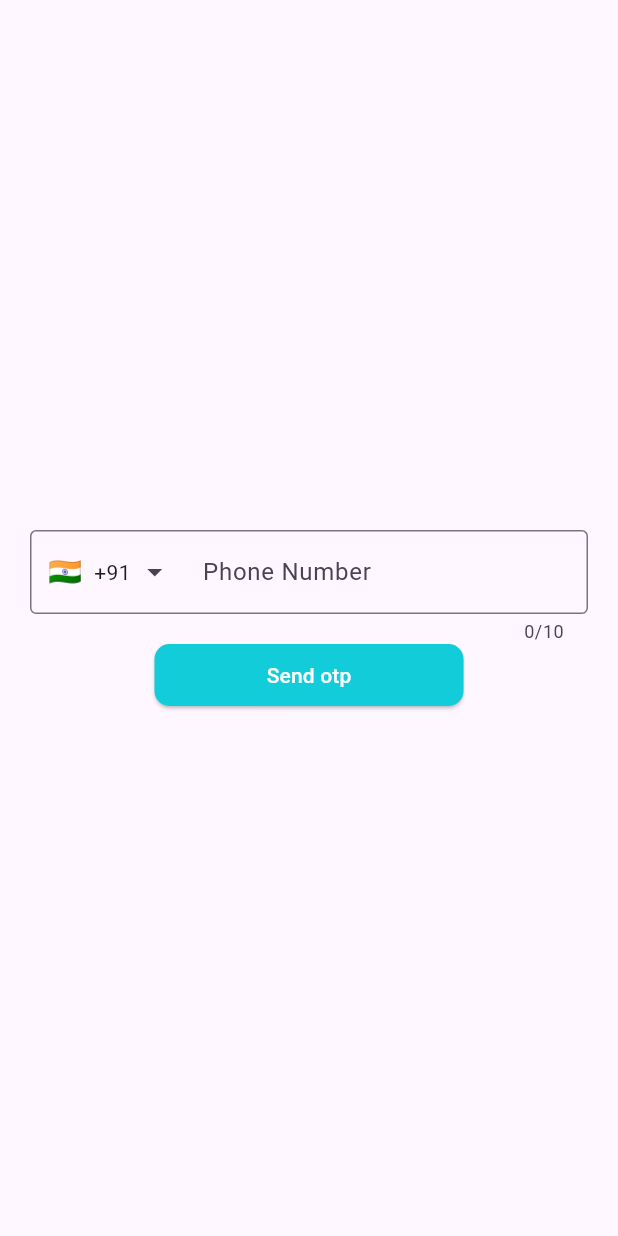
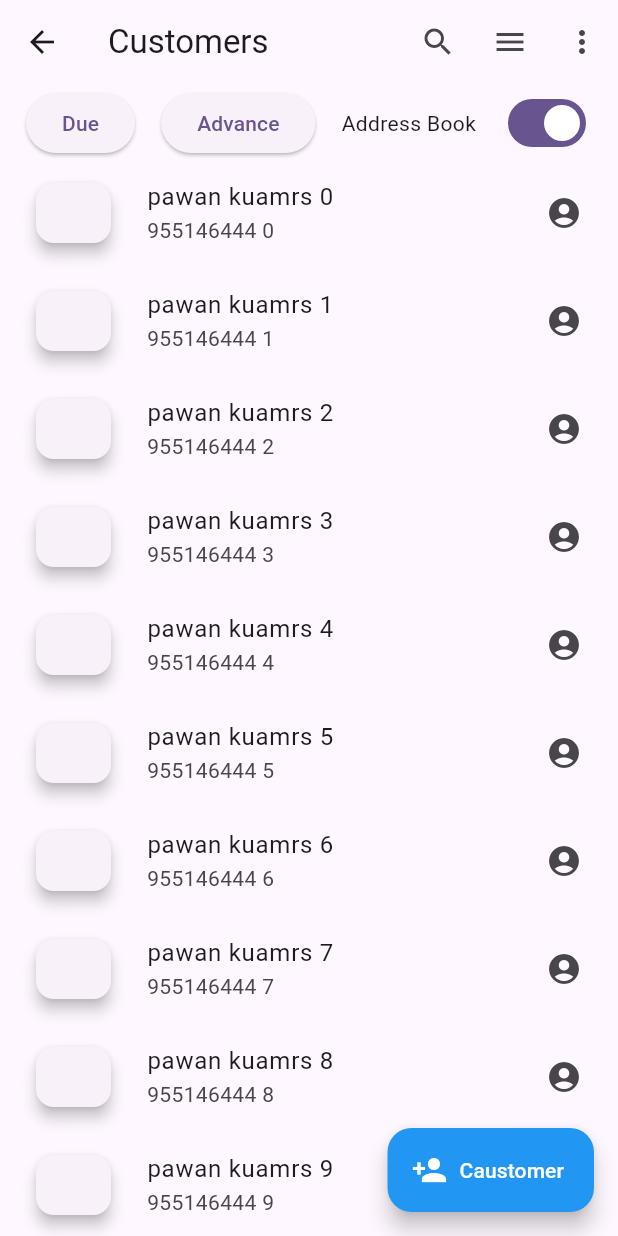
Before and after one commit to Amar-singh-123/shopee_seller_app, a Flutter app: the screen it shows after launch, on a phone screen of 412 x 824 dp. Run offline on Flutter 3.47's test engine with Material 3 defaults, Android fonts, the phone set to English and light mode, and no system bars; drawn by our look-alikes of intl_phone_field; our stand-ins replace firebase_auth, firebase_core, get, lottie, pinput; accounts and stored records are empty.

Commit message:
cautomer ui

```diff
--- a/lib/main.dart
+++ b/lib/main.dart
@@ -16,6 +16,7 @@
   @override
   Widget build(BuildContext context) {
     return MaterialApp(
+      debugShowCheckedModeBanner: false,
         theme: ThemeData(
         colorScheme: ColorScheme.fromSeed(seedColor: Colors.deepPurple),
         useMaterial3: true,
--- /dev/null
+++ b/lib/views/screens/caustomers/caustomer_home/caustome_home.dart
@@ -0,0 +1,127 @@
+import 'package:flutter/material.dart';
+import 'package:shopee_seller_app/views/utils/app_extensions/app_extensions.dart';
+
+import 'caustomer_form.dart';
+
+class Caustomer_Home extends StatefulWidget {
+  const Caustomer_Home({Key? key}) : super(key: key);
+
+  @override
+  State<Caustomer_Home> createState() => _Caustomer_HomeState();
+}
+
+bool _switchValue = true;
+
+class _Caustomer_HomeState extends State<Caustomer_Home> {
+  @override
+  Widget build(BuildContext context) {
+    return Scaffold(
+      appBar: AppBar(
+        title: Text("Customers"),
+        leading: IconButton(
+          icon: Icon(Icons.arrow_back),
+          onPressed: () {
+            // Add back arrow functionality here
+          },
+        ),
+        actions: [
+          IconButton(
+            icon: Icon(Icons.search),
+            onPressed: () {
+              // Add search icon functionality here
+            },
+          ),
+          IconButton(
+            icon: Icon(Icons.menu),
+            onPressed: () {
+              // Add menu icon functionality here
+            },
+          ),
+          IconButton(
+            icon: Icon(Icons.more_vert),
+            onPressed: () {
+              // Add right arrow icon functionality here
+            },
+          ),
+        ],
+        bottom: PreferredSize(
+          preferredSize: Size(context.screenWidth, 50),
+          child: Column(
+            children: [
+              Row(
+                mainAxisAlignment: MainAxisAlignment.spaceEvenly,
+                children: [
+                  ElevatedButton(onPressed: () {}, child: Text("Due")),
+                  ElevatedButton(onPressed: () {}, child: Text("Advance")),
+                  Text("Address Book"),
+                  Switch(
+                    value: _switchValue,
+                    onChanged: (bool value) {
+                      setState(() {
+                        _switchValue = value;
+                      });
+                    },
+                  )
+                ],
+              )
+            ],
+          ),
+        ),
+      ),
+      body: Column(
+        children: [
+          Expanded(
+            child: ListView.builder(
+              itemCount: 100, // Example item count
+              itemBuilder: (context, index) {
+                return ListTile(
+                  // leading: Card(
+                  //   elevation: 4, // Controls the size of the shadow below the card
+                  //   shape: RoundedRectangleBorder(
+                  //     borderRadius: BorderRadius.circular(12.0), // Controls the roundness of the card corners
+                  //   ),
+                  //     child: Text("K",style: TextStyle(backgroundColor: Colors.redAccent,fontSize: 20),),
+                  //   // shape: OutlineInputBorder(),
+                  // ),
+                   leading:  Card(
+                      elevation: 4, // Shadow effect
+                      shape: RoundedRectangleBorder(
+                        borderRadius: BorderRadius.circular(12.0), // Rounded corners
+                      ),
+                      margin: EdgeInsets.all(8), // Margin around the card
+                      child: Container(
+                        width: 50, // Manually set width
+                        height: 170, // Manually set height
+                        padding: EdgeInsets.all(16), // Padding inside the card
+                      ),
+
+                    ),
+
+                    title: Text('pawan kuamrs $index'),
+                  subtitle: Text("955146444 $index"),
+                  trailing: Icon(Icons.account_circle_rounded),
+                );
+              },
+            ),
+          ),
+        ],
+      ),
+      floatingActionButton: FloatingActionButton.extended(
+        onPressed: () {
+          // Add functionality for the floating action button here
+          Navigator.push(
+              context,
+              MaterialPageRoute(
+                builder: (context) => Customer_form(),
+              ));
+        },
+        backgroundColor: Colors.blue,
+        icon: Icon(
+          Icons.person_add,
+          color: Colors.white,
+        ),
+        label: Text("Caustomer", style: TextStyle(color: Colors.white)),
+      ),
+    );
+  }
+}
--- a/lib/views/screens/splash_screen/splash_screens.dart
+++ b/lib/views/screens/splash_screen/splash_screens.dart
@@ -7,6 +7,7 @@ import 'package:shopee_seller_app/views/utils/app_extensions/app_extensions.dart
 
 import '../../screens/auth/phone_auth_screen.dart';
 import '../../screens/home/home_screen.dart';
+import '../caustomers/caustomer_home/caustome_home.dart';
 
 class SplashScreen extends StatefulWidget {
   const SplashScreen({super.key});
@@ -24,7 +25,7 @@ class _SplashScreenState extends State<SplashScreen> {
       if (user != null) {
         context.pushReplace(HomeScreen());
       } else {
-        context.pushReplace(PhoneAuthScreen());
+        context.pushReplace(Caustomer_Home());
       }
     });
     return Scaffold(
--- a/pubspec.yaml
+++ b/pubspec.yaml
@@ -41,6 +41,7 @@ dependencies:
   pinput: ^4.0.0
   get: ^4.6.6
   lottie: ^2.6.0
+  dropdown_button2: ^2.3.9
 
 dev_dependencies:
   flutter_test:
```
Also changed, not shown: lib/views/screens/caustomers/caustomer_home/caustomer_form.dart (added, +519 -0 lines), pubspec.lock, 1 other file.
